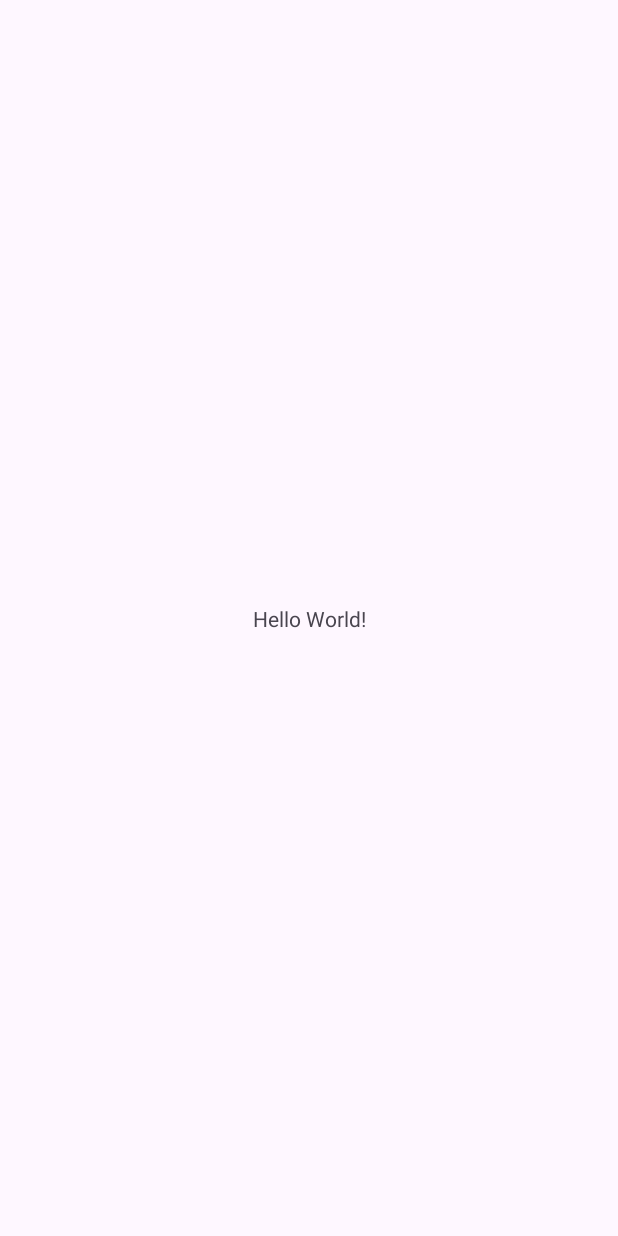
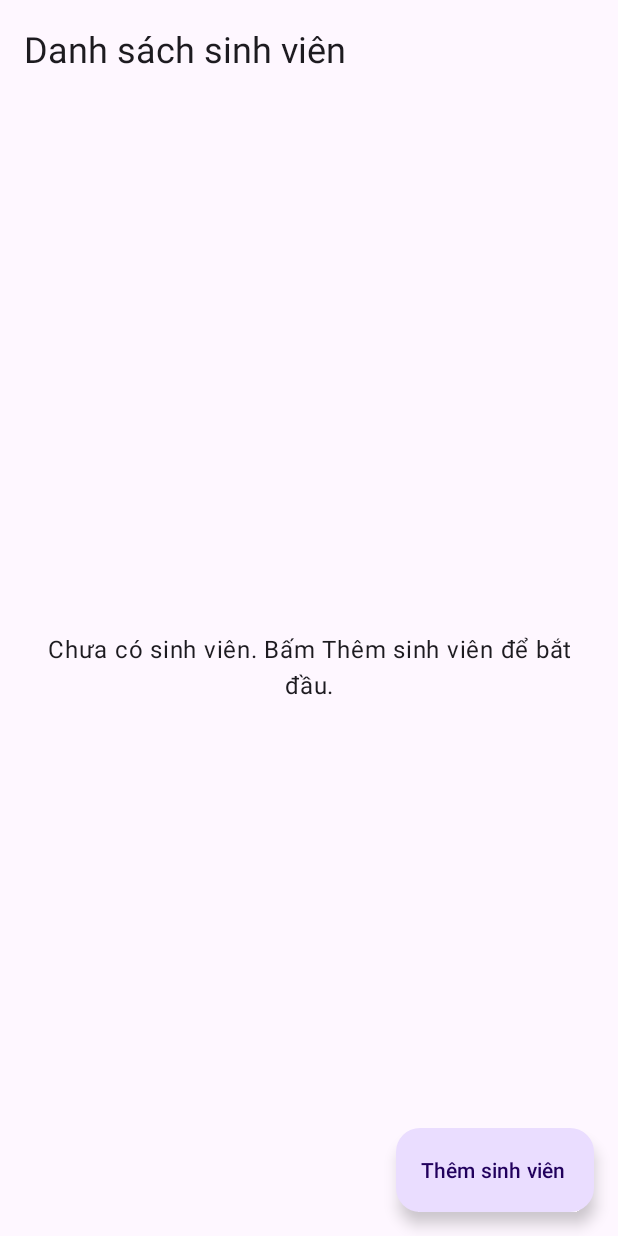
Before and after one commit to HuynhNAnh/data-test, an Android app: the screen it shows after launch (MainActivity), on a phone screen of 412 x 824 dp. Before the commit the screen is almost empty. Run offline under Robolectric (Android 15) with nearby library versions, the phone set to English and light mode, and no system bars; our stand-ins replace Room's generated code.

Commit message:
Them giao dien xem them va xoa sinh vien

```diff
--- a/app/build.gradle.kts
+++ b/app/build.gradle.kts
@@ -40,8 +40,11 @@ dependencies {
     implementation(libs.androidx.appcompat)
     implementation(libs.androidx.constraintlayout)
     implementation(libs.androidx.core.ktx)
+    implementation(libs.androidx.fragment.ktx)
     implementation(libs.androidx.lifecycle.livedata.ktx)
+    implementation(libs.androidx.lifecycle.runtime.ktx)
     implementation(libs.androidx.lifecycle.viewmodel.ktx)
+    implementation(libs.androidx.recyclerview)
     implementation(libs.androidx.room.runtime)
     implementation(libs.kotlinx.coroutines.android)
     implementation(libs.material)
--- a/app/src/main/java/vn/udn/ute/lab9_data/MainActivity.kt
+++ b/app/src/main/java/vn/udn/ute/lab9_data/MainActivity.kt
@@ -5,16 +5,36 @@ import androidx.activity.enableEdgeToEdge
 import androidx.appcompat.app.AppCompatActivity
 import androidx.core.view.ViewCompat
 import androidx.core.view.WindowInsetsCompat
+import androidx.fragment.app.commit
+import vn.udn.ute.lab9_data.data.AppDatabase
+import vn.udn.ute.lab9_data.databinding.ActivityMainBinding
+import vn.udn.ute.lab9_data.repository.StudentRepository
+import vn.udn.ute.lab9_data.ui.StudentListFragment
+import vn.udn.ute.lab9_data.viewmodel.StudentViewModelFactory
 
 class MainActivity : AppCompatActivity() {
+    internal val studentViewModelFactory by lazy {
+        val dao = AppDatabase.getDatabase(this).studentDao()
+        StudentViewModelFactory(StudentRepository(dao))
+    }
+
     override fun onCreate(savedInstanceState: Bundle?) {
         super.onCreate(savedInstanceState)
         enableEdgeToEdge()
-        setContentView(R.layout.activity_main)
-        ViewCompat.setOnApplyWindowInsetsListener(findViewById(R.id.main)) { v, insets ->
-            val systemBars = insets.getInsets(WindowInsetsCompat.Type.systemBars())
+        val binding = ActivityMainBinding.inflate(layoutInflater)
+        setContentView(binding.root)
+        ViewCompat.setOnApplyWindowInsetsListener(binding.root) { v, insets ->
+            val systemBars = insets.getInsets(
+                WindowInsetsCompat.Type.systemBars() or WindowInsetsCompat.Type.displayCutout(),
+            )
             v.setPadding(systemBars.left, systemBars.top, systemBars.right, systemBars.bottom)
             insets
         }
+        if (savedInstanceState == null) {
+            supportFragmentManager.commit {
+                setReorderingAllowed(true)
+                add(R.id.fragment_container_view, StudentListFragment())
+            }
+        }
     }
 }
--- /dev/null
+++ b/app/src/main/java/vn/udn/ute/lab9_data/ui/StudentAdapter.kt
@@ -0,0 +1,45 @@
+package vn.udn.ute.lab9_data.ui
+
+import android.view.LayoutInflater
+import android.view.ViewGroup
+import androidx.recyclerview.widget.DiffUtil
+import androidx.recyclerview.widget.ListAdapter
+import androidx.recyclerview.widget.RecyclerView
+import vn.udn.ute.lab9_data.R
+import vn.udn.ute.lab9_data.databinding.ItemStudentRoomBinding
+import vn.udn.ute.lab9_data.model.Student
+
+class StudentAdapter(
+    private val onDelete: (Student) -> Unit,
+) : ListAdapter<Student, StudentAdapter.StudentViewHolder>(StudentDiff) {
+    override fun onCreateViewHolder(parent: ViewGroup, viewType: Int): StudentViewHolder {
+        val binding = ItemStudentRoomBinding.inflate(LayoutInflater.from(parent.context), parent, false)
+        return StudentViewHolder(binding)
+    }
+
+    override fun onBindViewHolder(holder: StudentViewHolder, position: Int) {
+        holder.bind(getItem(position))
+    }
+
+    inner class StudentViewHolder(
+        private val binding: ItemStudentRoomBinding,
+    ) : RecyclerView.ViewHolder(binding.root) {
+        fun bind(student: Student) = with(binding) {
+            val context = root.context
+            tvName.text = student.fullName
+            tvCode.text = context.getString(R.string.student_code_value, student.studentCode)
+            tvEmail.text = student.email.ifEmpty { context.getString(R.string.student_no_email) }
+            tvGpa.text = context.getString(R.string.student_gpa_value, student.gpa)
+            btnDelete.contentDescription = context.getString(R.string.student_delete_name, student.fullName)
+            btnDelete.setOnClickListener { onDelete(student) }
+        }
+    }
+
+    private object StudentDiff : DiffUtil.ItemCallback<Student>() {
+        override fun areItemsTheSame(oldItem: Student, newItem: Student): Boolean =
+            oldItem.id == newItem.id
+
+        override fun areContentsTheSame(oldItem: Student, newItem: Student): Boolean =
+            oldItem == newItem
+    }
+}
--- /dev/null
+++ b/app/src/main/java/vn/udn/ute/lab9_data/ui/StudentListFragment.kt
@@ -0,0 +1,79 @@
+package vn.udn.ute.lab9_data.ui
+
+import android.os.Bundle
+import android.view.LayoutInflater
+import android.view.View
+import android.view.ViewGroup
+import androidx.core.view.isVisible
+import androidx.fragment.app.Fragment
+import androidx.fragment.app.activityViewModels
+import androidx.lifecycle.Lifecycle
+import androidx.lifecycle.lifecycleScope
+import androidx.lifecycle.repeatOnLifecycle
+import androidx.recyclerview.widget.LinearLayoutManager
+import com.google.android.material.dialog.MaterialAlertDialogBuilder
+import com.google.android.material.snackbar.Snackbar
+import kotlinx.coroutines.launch
+import vn.udn.ute.lab9_data.MainActivity
+import vn.udn.ute.lab9_data.R
+import vn.udn.ute.lab9_data.databinding.FragmentStudentListBinding
+import vn.udn.ute.lab9_data.model.Student
+import vn.udn.ute.lab9_data.viewmodel.StudentViewModel
+
+class StudentListFragment : Fragment() {
+    private var _binding: FragmentStudentListBinding? = null
+    private val binding get() = checkNotNull(_binding)
+    private val viewModel: StudentViewModel by activityViewModels {
+        (requireActivity() as MainActivity).studentViewModelFactory
+    }
+
+    override fun onCreateView(inflater: LayoutInflater, container: ViewGroup?, savedInstanceState: Bundle?): View {
+        return FragmentStudentListBinding.inflate(inflater, container, false)
+            .also { _binding = it }
+            .root
+    }
+
+    override fun onViewCreated(view: View, savedInstanceState: Bundle?) {
+        val adapter = StudentAdapter(::confirmDelete)
+        binding.rvStudents.layoutManager = LinearLayoutManager(requireContext())
+        binding.rvStudents.adapter = adapter
+
+        viewModel.allStudents.observe(viewLifecycleOwner) { students ->
+            adapter.submitList(students)
+            binding.emptyLayout.isVisible = students.isEmpty()
+        }
+        viewLifecycleOwner.lifecycleScope.launch {
+            viewLifecycleOwner.repeatOnLifecycle(Lifecycle.State.STARTED) {
+                viewModel.messages.collect { message ->
+                    Snackbar.make(view, message, Snackbar.LENGTH_LONG)
+                        .setAnchorView(binding.fabAdd)
+                        .show()
+                }
+            }
+        }
+        binding.fabAdd.setOnClickListener {
+            if (childFragmentManager.findFragmentByTag(ADD_STUDENT_TAG) == null) {
+                AddStudentDialogFragment().showNow(childFragmentManager, ADD_STUDENT_TAG)
+            }
+        }
+    }
+
+    private fun confirmDelete(student: Student) {
+        MaterialAlertDialogBuilder(requireContext())
+            .setTitle(R.string.student_delete_title)
+            .setMessage(getString(R.string.student_delete_confirm, student.fullName))
+            .setNegativeButton(R.string.cancel, null)
+            .setPositiveButton(R.string.student_delete) { _, _ -> viewModel.delete(student) }
+            .show()
+    }
+
+    override fun onDestroyView() {
+        binding.rvStudents.adapter = null
+        _binding = null
+        super.onDestroyView()
+    }
+
+    private companion object {
+        const val ADD_STUDENT_TAG = "ADD_STUDENT"
+    }
+}
--- a/app/src/main/res/layout/activity_main.xml
+++ b/app/src/main/res/layout/activity_main.xml
@@ -1,19 +1,5 @@
 <?xml version="1.0" encoding="utf-8"?>
-<androidx.constraintlayout.widget.ConstraintLayout xmlns:android="http://schemas.android.com/apk/res/android"
-    xmlns:app="http://schemas.android.com/apk/res-auto"
-    xmlns:tools="http://schemas.android.com/tools"
-    android:id="@+id/main"
+<androidx.fragment.app.FragmentContainerView xmlns:android="http://schemas.android.com/apk/res/android"
+    android:id="@+id/fragment_container_view"
     android:layout_width="match_parent"
-    android:layout_height="match_parent"
-    tools:context=".MainActivity">
-
-    <TextView
-        android:layout_width="wrap_content"
-        android:layout_height="wrap_content"
-        android:text="Hello World!"
-        app:layout_constraintBottom_toBottomOf="parent"
-        app:layout_constraintEnd_toEndOf="parent"
-        app:layout_constraintStart_toStartOf="parent"
-        app:layout_constraintTop_toTopOf="parent" />
-
-</androidx.constraintlayout.widget.ConstraintLayout>
+    android:layout_height="match_parent" />
--- /dev/null
+++ b/app/src/main/res/layout/fragment_student_list.xml
@@ -0,0 +1,50 @@
+<?xml version="1.0" encoding="utf-8"?>
+<LinearLayout xmlns:android="http://schemas.android.com/apk/res/android"
+    android:layout_width="match_parent"
+    android:layout_height="match_parent"
+    android:orientation="vertical">
+
+    <TextView
+        android:layout_width="match_parent"
+        android:layout_height="wrap_content"
+        android:accessibilityHeading="true"
+        android:paddingHorizontal="16dp"
+        android:paddingVertical="16dp"
+        android:text="@string/students_title"
+        android:textAppearance="?attr/textAppearanceHeadlineSmall" />
+
+    <FrameLayout
+        android:layout_width="match_parent"
+        android:layout_height="0dp"
+        android:layout_weight="1">
+
+        <androidx.recyclerview.widget.RecyclerView
+            android:id="@+id/rv_students"
+            android:layout_width="match_parent"
+            android:layout_height="match_parent"
+            android:clipToPadding="false"
+            android:paddingStart="16dp"
+            android:paddingTop="4dp"
+            android:paddingEnd="16dp"
+            android:paddingBottom="88dp" />
+
+        <TextView
+            android:id="@+id/empty_layout"
+            android:layout_width="match_parent"
+            android:layout_height="wrap_content"
+            android:layout_gravity="center"
+            android:gravity="center"
+            android:paddingHorizontal="24dp"
+            android:text="@string/students_empty"
+            android:textAppearance="?attr/textAppearanceBodyLarge"
+            android:visibility="gone" />
+
+        <com.google.android.material.floatingactionbutton.ExtendedFloatingActionButton
+            android:id="@+id/fab_add"
+            android:layout_width="wrap_content"
+            android:layout_height="wrap_content"
+            android:layout_gravity="bottom|end"
+            android:layout_margin="16dp"
+            android:text="@string/student_add" />
+    </FrameLayout>
+</LinearLayout>
--- a/app/src/main/res/values/strings.xml
+++ b/app/src/main/res/values/strings.xml
@@ -3,4 +3,24 @@
     <string name="student_duplicate_code">Mã số sinh viên đã tồn tại.</string>
     <string name="student_save_error">Không thể lưu sinh viên.</string>
     <string name="student_delete_error">Không thể xóa sinh viên.</string>
+    <string name="students_title">Danh sách sinh viên</string>
+    <string name="students_empty">Chưa có sinh viên. Bấm Thêm sinh viên để bắt đầu.</string>
+    <string name="student_add">Thêm sinh viên</string>
+    <string name="student_name">Họ và tên</string>
+    <string name="student_code">Mã số sinh viên</string>
+    <string name="student_email">Email (không bắt buộc)</string>
+    <string name="student_gpa">GPA (0–10)</string>
+    <string name="student_name_required">Nhập họ và tên.</string>
+    <string name="student_code_required">Nhập mã số sinh viên.</string>
+    <string name="student_email_invalid">Email không hợp lệ.</string>
+    <string name="student_gpa_invalid">Nhập GPA từ 0 đến 10.</string>
+    <string name="student_code_value">MSSV: %1$s</string>
+    <string name="student_no_email">Chưa có email</string>
+    <string name="student_gpa_value">GPA: %1$.2f</string>
+    <string name="student_delete">Xóa</string>
+    <string name="student_delete_name">Xóa sinh viên %1$s</string>
+    <string name="student_delete_title">Xóa sinh viên?</string>
+    <string name="student_delete_confirm">Bạn có muốn xóa %1$s khỏi danh sách?</string>
+    <string name="save">Lưu</string>
+    <string name="cancel">Hủy</string>
 </resources>
--- a/gradle/libs.versions.toml
+++ b/gradle/libs.versions.toml
@@ -12,6 +12,8 @@ ksp = "2.3.6"
 room = "2.8.4"
 lifecycle = "2.10.0"
 coroutines = "1.10.2"
+fragment = "1.8.9"
+recyclerview = "1.4.0"
 
 [libraries]
 androidx-core-ktx = { group = "androidx.core", name = "core-ktx", version.ref = "coreKtx" }
@@ -26,6 +28,9 @@ androidx-room-runtime = { group = "androidx.room", name = "room-runtime", versio
 androidx-room-compiler = { group = "androidx.room", name = "room-compiler", version.ref = "room" }
 androidx-lifecycle-viewmodel-ktx = { group = "androidx.lifecycle", name = "lifecycle-viewmodel-ktx", version.ref = "lifecycle" }
 androidx-lifecycle-livedata-ktx = { group = "androidx.lifecycle", name = "lifecycle-livedata-ktx", version.ref = "lifecycle" }
+androidx-lifecycle-runtime-ktx = { group = "androidx.lifecycle", name = "lifecycle-runtime-ktx", version.ref = "lifecycle" }
+androidx-fragment-ktx = { group = "androidx.fragment", name = "fragment-ktx", version.ref = "fragment" }
+androidx-recyclerview = { group = "androidx.recyclerview", name = "recyclerview", version.ref = "recyclerview" }
 kotlinx-coroutines-android = { group = "org.jetbrains.kotlinx", name = "kotlinx-coroutines-android", version.ref = "coroutines" }
 
 [plugins]
```
Also changed, not shown: app/src/main/java/vn/udn/ute/lab9_data/ui/AddStudentDialogFragment.kt (added, +68 -0 lines), app/src/main/res/layout/dialog_add_student.xml (added, +49 -0 lines), app/src/main/res/layout/item_student_room.xml (added, +50 -0 lines).
